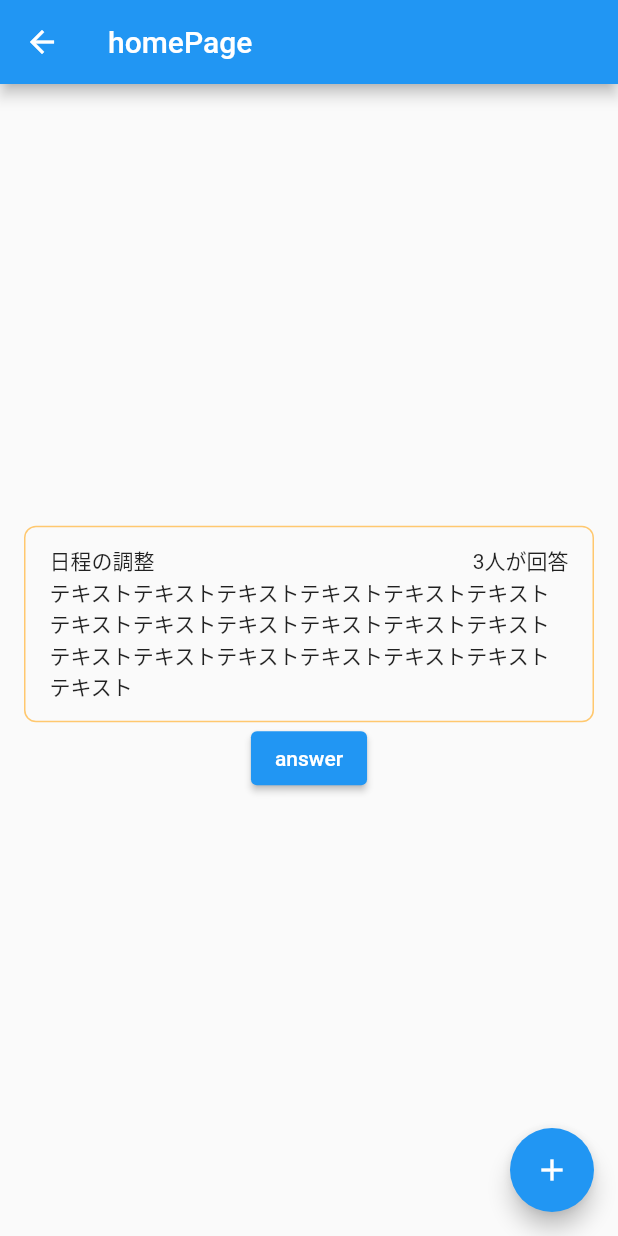
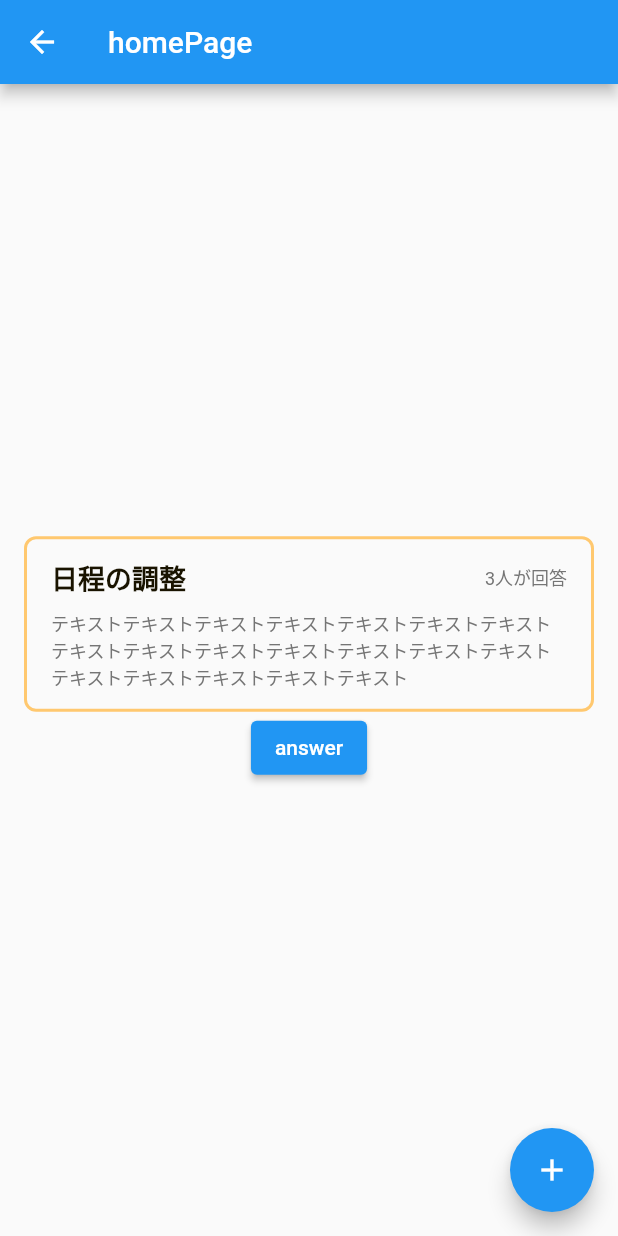
Before and after one commit to kyutech-programming-club/ore_kota, a Flutter app: the HomePage screen opened directly, on a phone screen of 412 x 824 dp. Run offline on Flutter 3.47's test engine with Material 2 defaults, Android fonts, the light colour scheme and no system bars; our stand-ins replace firebase_auth, firebase_core, google_sign_in, hexcolor, vibration; accounts and stored records are empty.

Commit message:
Fix font style and border width

```diff
--- a/lib/home/component/question.dart
+++ b/lib/home/component/question.dart
@@ -1,5 +1,6 @@
 import 'package:flutter/cupertino.dart';
 import 'package:flutter/material.dart';
+import 'package:hexcolor/hexcolor.dart';
 
 class Question extends StatelessWidget {
   const Question({
@@ -16,7 +17,7 @@ class Question extends StatelessWidget {
   Widget build(BuildContext context) {
     return Container(
       decoration: BoxDecoration(
-        border: Border.all(color: Theme.of(context).primaryColor),
+        border: Border.all(color: Theme.of(context).primaryColor, width: 2),
         borderRadius: BorderRadius.circular(8),
       ),
       child: Padding(
@@ -26,11 +27,31 @@ class Question extends StatelessWidget {
             Row(
               mainAxisAlignment: MainAxisAlignment.spaceBetween,
               children: [
-                Text(questionName),
-                Text("$peopleNumber人が回答")
+                Text(
+                  questionName,
+                  style: TextStyle(
+                    fontSize: 18,
+                    fontWeight: FontWeight.bold,
+                    color: HexColor("#191300"),
+                  ),
+                ),
+                Text(
+                  "$peopleNumber人が回答",
+                  style: TextStyle(
+                    fontSize: 12,
+                    color: HexColor("#757575"),
+                  ),
+                ),
               ],
             ),
-            Text(description),
+            SizedBox(height: 8),
+            Text(
+              description,
+              style: TextStyle(
+                fontSize: 12,
+                color: HexColor("#757575"),
+              ),
+            ),
           ],
         ),
       ),
```
